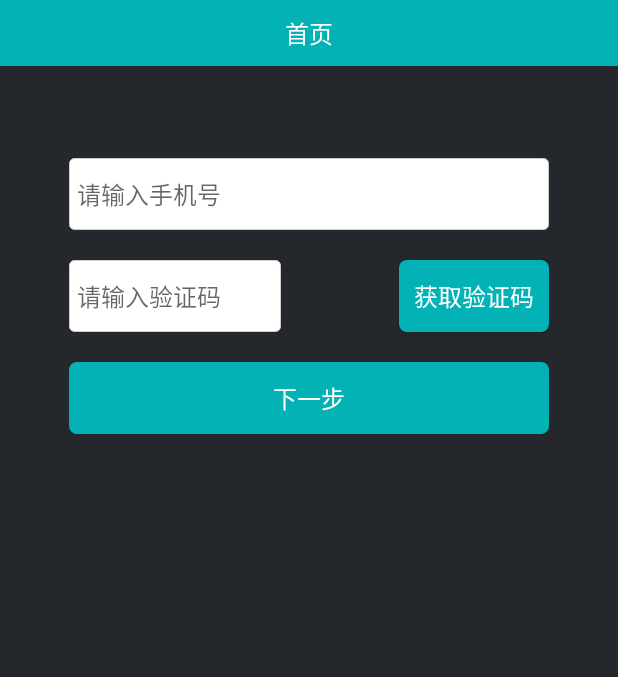
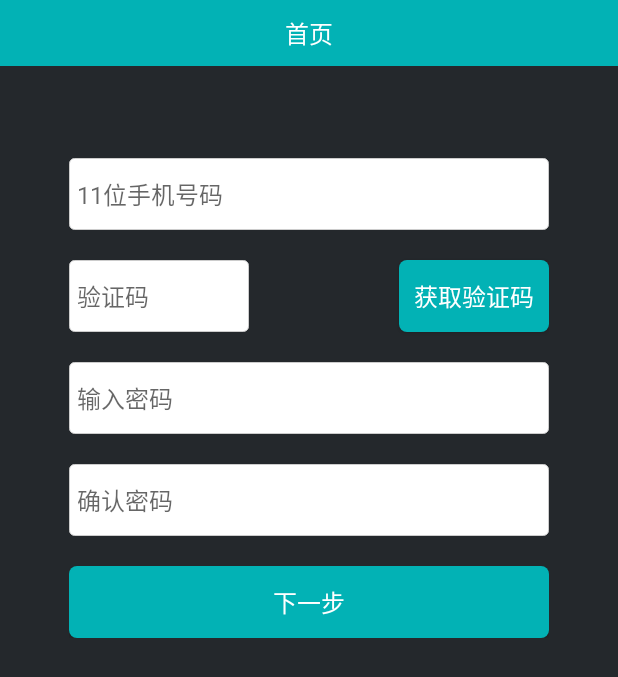
Before and after one commit to HacLau/Advertisement, an Android app: the layout activity_register.xml on its own in the app's theme, with its tools: preview values and no code run, on a phone screen of 412 x 824 dp. Shown: the top 677 px of the screen. Run offline under Robolectric (Android 15) with nearby library versions, the light colour scheme and no system bars.

Commit message:
Registered interface modifier logical relationship and the error message

```diff
--- a/app/src/main/res/layout/activity_register.xml
+++ b/app/src/main/res/layout/activity_register.xml
@@ -14,6 +14,7 @@
         android:layout_marginTop="41dp"
         android:layout_below="@+id/include"
         android:layout_centerHorizontal="true">
+
         <EditText
             android:id="@+id/login_input_phone_et"
             android:layout_width="match_parent"
@@ -25,12 +26,8 @@
             android:paddingLeft="5dp"
             android:textSize="@dimen/text_size"
             android:background="@drawable/edit_shape"
-            android:hint="请输入手机号"
+            android:hint="11位手机号码"
             android:inputType="phone" />
-
-
-
-
         <Button
             android:id="@+id/next_commit_btn"
             android:layout_width="wrap_content"
@@ -49,23 +46,62 @@
         <EditText
             android:layout_below="@+id/login_input_phone_et"
             android:id="@+id/login_input_code_et"
-            android:layout_width="wrap_content"
+            android:layout_width="120dp"
             android:layout_height="wrap_content"
             android:layout_marginTop="20dp"
-            android:hint="请输入验证码"
+            android:hint="验证码"
             android:paddingLeft="5dp"
-            android:paddingRight="40dp"
             android:textSize="@dimen/text_size"
             android:paddingTop="12dp"
             android:paddingBottom="12dp"
-            android:gravity="center_horizontal"
             android:layout_centerHorizontal="true"
             android:layout_alignLeft="@+id/login_input_phone_et"
             android:background="@drawable/edit_shape">
         </EditText>
+        <EditText
+            android:id="@+id/login_input_password_et"
+            android:layout_below="@+id/login_input_code_et"
+            android:layout_width="match_parent"
+            android:layout_height="wrap_content"
+            android:maxLength="20"
+            android:layout_marginTop="20dp"
+            android:paddingTop="12dp"
+            android:paddingBottom="12dp"
+            android:paddingLeft="5dp"
+            android:textSize="@dimen/text_size"
+            android:background="@drawable/edit_shape"
+            android:hint="输入密码"
+            android:inputType="textPassword" />
+        <EditText
+            android:id="@+id/login_input_repassword_et"
+            android:layout_below="@+id/login_input_password_et"
+            android:layout_width="match_parent"
+            android:layout_height="wrap_content"
+            android:maxLength="20"
+            android:layout_marginTop="20dp"
+            android:paddingTop="12dp"
+            android:paddingBottom="12dp"
+            android:paddingLeft="5dp"
+            android:textSize="@dimen/text_size"
+            android:background="@drawable/edit_shape"
+            android:hint="确认密码"
+            android:inputType="textPassword"/>
+        <TextView
+            android:id="@+id/login_hint"
+            android:layout_below="@+id/login_input_repassword_et"
+            android:layout_width="match_parent"
+            android:layout_height="wrap_content"
+            android:textColor="@color/colorRed"
+            android:paddingTop="12dp"
+            android:paddingBottom="12dp"
+            android:paddingLeft="5dp"
+            android:layout_marginTop="20dp"
+            android:visibility="gone"
+            />
+
         <Button
-            android:layout_below="@+id/login_input_code_et"
             android:id="@+id/login_commit_btn"
+            android:layout_below="@+id/login_hint"
             android:layout_width="match_parent"
             android:layout_height="wrap_content"
             android:background="@drawable/button_shape"
@@ -75,5 +111,6 @@
             android:layout_alignLeft="@+id/login_input_phone_et"
             android:textSize="@dimen/text_size"
             android:text="下一步"/>
+
     </RelativeLayout>
 </RelativeLayout>
--- a/app/src/main/res/values/colors.xml
+++ b/app/src/main/res/values/colors.xml
@@ -8,4 +8,5 @@
     <color name="colorWhite">#ffffff</color>
     <color name="colorGrayC">#cccccc</color>
     <color name="colorGray9">#999999</color>
+    <color name="colorRed">#ff0000</color>
 </resources>
```
Also changed, not shown: app/src/main/AndroidManifest.xml (+7 -5 lines), app/src/main/java/com/qc/advertisement/RegisterActivity.java (+93 -8 lines).
